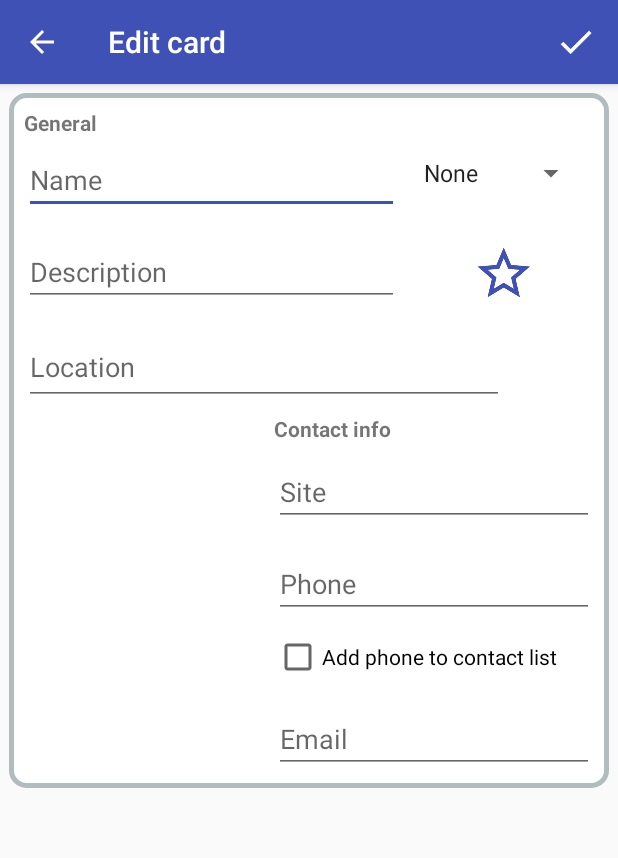
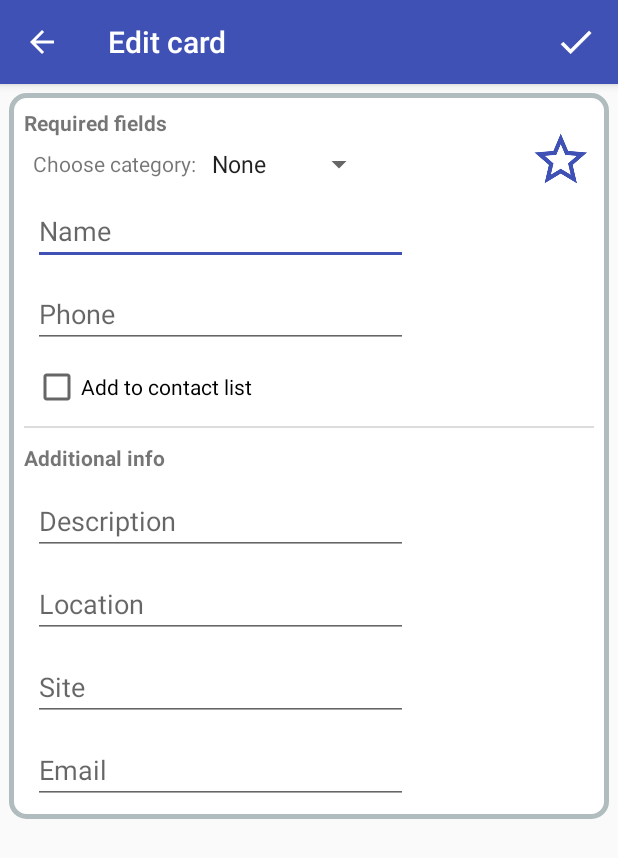
Before and after one commit to draxvel/CardHolderApp, an Android app: the EditCardActivity screen opened directly, with no data from a screen before it, on a phone screen of 412 x 824 dp. Shown: the top 858 px of the screen. Run offline under Robolectric (Android 15) with nearby library versions, the phone set to English and light mode, and no system bars.

Commit message:
Edit Activity design modified.

```diff
--- a/app/src/main/res/layout/activity_edit.xml
+++ b/app/src/main/res/layout/activity_edit.xml
@@ -1,7 +1,6 @@
 <?xml version="1.0" encoding="utf-8"?>
 <ScrollView xmlns:android="http://schemas.android.com/apk/res/android"
     xmlns:app="http://schemas.android.com/apk/res-auto"
-    xmlns:tools="http://schemas.android.com/tools"
     android:layout_width="match_parent"
     android:layout_height="match_parent">
 
@@ -27,71 +26,80 @@
                 android:layout_marginLeft="@dimen/spacing_medium"
                 android:layout_marginStart="@dimen/spacing_medium"
                 android:layout_marginTop="@dimen/spacing_medium"
-                android:text="@string/general"
+                android:text="@string/required_fields"
                 android:textStyle="bold"
                 app:layout_constraintStart_toStartOf="parent"
                 app:layout_constraintTop_toTopOf="parent" />
+
+            <TextView
+                android:id="@+id/textView3"
+                android:layout_width="wrap_content"
+                android:layout_height="wrap_content"
+                android:layout_marginLeft="@dimen/spacing_large"
+                android:layout_marginStart="@dimen/spacing_large"
+                android:layout_marginTop="8dp"
+                android:text="@string/choose_category"
+                app:layout_constraintStart_toStartOf="parent"
+                app:layout_constraintTop_toBottomOf="@+id/textView" />
 
             <EditText
                 android:id="@+id/et_name"
                 android:layout_width="250dp"
                 android:layout_height="wrap_content"
-                android:layout_marginLeft="@dimen/spacing_medium"
-                android:layout_marginStart="@dimen/spacing_medium"
-                android:layout_marginTop="@dimen/spacing_small"
+                android:layout_marginLeft="@dimen/spacing_large"
+                android:layout_marginStart="@dimen/spacing_large"
+                android:layout_marginTop="@dimen/spacing_medium"
                 android:ems="15"
                 android:hint="@string/name"
                 android:inputType="text"
                 android:maxLength="40"
                 app:layout_constraintStart_toStartOf="parent"
-                app:layout_constraintTop_toBottomOf="@+id/textView" />
+                app:layout_constraintTop_toBottomOf="@+id/sp_tag" />
+
 
             <Spinner
                 android:id="@+id/sp_tag"
                 android:layout_width="wrap_content"
                 android:layout_height="wrap_content"
-                android:layout_marginEnd="@dimen/spacing_small"
-                android:layout_marginRight="@dimen/spacing_small"
-                android:layout_marginTop="@dimen/spacing_small"
-                app:layout_constraintEnd_toEndOf="parent"
-                app:layout_constraintStart_toEndOf="@id/et_name"
-                app:layout_constraintTop_toTopOf="@id/et_name">
-            </Spinner>
+                android:layout_marginLeft="2dp"
+                android:layout_marginStart="2dp"
+                app:layout_constraintBottom_toBottomOf="@+id/textView3"
+                app:layout_constraintStart_toEndOf="@+id/textView3"
+                app:layout_constraintTop_toTopOf="@+id/textView3"></Spinner>
 
             <EditText
                 android:id="@+id/et_description"
                 android:layout_width="250dp"
                 android:layout_height="wrap_content"
-                android:layout_marginLeft="@dimen/spacing_medium"
-                android:layout_marginStart="@dimen/spacing_medium"
-                android:layout_marginTop="@dimen/spacing_large"
+                android:layout_marginLeft="@dimen/spacing_large"
+                android:layout_marginStart="@dimen/spacing_large"
+                android:layout_marginTop="@dimen/spacing_medium"
                 android:ems="15"
                 android:hint="@string/description"
                 android:inputType="text"
                 android:maxLength="40"
                 app:layout_constraintStart_toStartOf="parent"
-                app:layout_constraintTop_toBottomOf="@+id/et_name" />
+                app:layout_constraintTop_toBottomOf="@+id/textView2" />
 
             <ImageView
                 android:id="@+id/iv_favorite"
                 android:layout_width="wrap_content"
                 android:layout_height="wrap_content"
-                android:layout_marginEnd="@dimen/spacing_small"
-                android:layout_marginLeft="@dimen/spacing_small"
-                android:layout_marginRight="@dimen/spacing_small"
-                android:layout_marginStart="@dimen/spacing_small"
+                android:layout_marginEnd="8dp"
+                android:layout_marginRight="8dp"
+                android:contentDescription="@string/icon"
+                android:src="@mipmap/ic_star_blue"
+                app:layout_constraintBottom_toBottomOf="@+id/sp_tag"
                 app:layout_constraintEnd_toEndOf="parent"
-                app:layout_constraintStart_toEndOf="@+id/et_description"
-                app:layout_constraintTop_toTopOf="@+id/et_description"
-                android:contentDescription="@string/icon" />
+                app:layout_constraintTop_toBottomOf="@+id/textView" />
 
             <EditText
                 android:id="@+id/et_location"
-                android:layout_width="wrap_content"
-                android:layout_height="50dp"
-                android:layout_marginLeft="@dimen/spacing_medium"
-                android:layout_marginStart="@dimen/spacing_medium"
-                android:layout_marginTop="@dimen/spacing_large"
+                android:layout_width="250dp"
+                android:layout_height="wrap_content"
+                android:layout_marginLeft="@dimen/spacing_large"
+                android:layout_marginStart="@dimen/spacing_large"
+                android:layout_marginTop="@dimen/spacing_medium"
                 android:ems="15"
                 android:hint="@string/location"
                 android:inputType="text"
@@ -99,70 +107,81 @@
                 app:layout_constraintStart_toStartOf="parent"
                 app:layout_constraintTop_toBottomOf="@+id/et_description" />
 
+            <View
+                android:id="@+id/line1"
+                android:layout_width="match_parent"
+                android:layout_height="1dp"
+                android:layout_margin="@dimen/spacing_medium"
+                android:background="#DCDCDC"
+                app:layout_constraintStart_toStartOf="parent"
+                app:layout_constraintTop_toBottomOf="@+id/cb_phone" />
+
             <TextView
                 android:id="@+id/textView2"
                 android:layout_width="wrap_content"
                 android:layout_height="wrap_content"
-                android:layout_marginTop="@dimen/spacing_small"
-                android:text="@string/contact_info"
+                android:layout_marginLeft="@dimen/spacing_medium"
+                android:layout_marginStart="@dimen/spacing_medium"
+                android:layout_marginTop="@dimen/spacing_medium"
+                android:text="@string/additional_info"
                 android:textStyle="bold"
-                app:layout_constraintStart_toStartOf="@+id/et_site"
-                app:layout_constraintTop_toBottomOf="@+id/et_location" />
+                app:layout_constraintStart_toStartOf="parent"
+                app:layout_constraintTop_toBottomOf="@+id/line1" />
 
             <EditText
                 android:id="@+id/et_site"
-                android:layout_width="wrap_content"
+                android:layout_width="250dp"
                 android:layout_height="wrap_content"
-                android:layout_marginEnd="@dimen/spacing_medium"
-                android:layout_marginRight="@dimen/spacing_medium"
+                android:layout_marginLeft="@dimen/spacing_large"
+                android:layout_marginStart="@dimen/spacing_large"
                 android:layout_marginTop="@dimen/spacing_medium"
                 android:ems="10"
                 android:hint="@string/site"
                 android:inputType="text"
                 android:maxLength="20"
-                app:layout_constraintEnd_toEndOf="parent"
-                app:layout_constraintTop_toBottomOf="@+id/textView2" />
+                app:layout_constraintStart_toStartOf="parent"
+                app:layout_constraintTop_toBottomOf="@+id/et_location" />
 
             <EditText
                 android:id="@+id/et_phone"
-                android:layout_width="wrap_content"
+                android:layout_width="250dp"
                 android:layout_height="wrap_content"
-                android:layout_marginEnd="@dimen/spacing_medium"
-                android:layout_marginRight="@dimen/spacing_medium"
-                android:layout_marginTop="@dimen/spacing_large"
+                android:layout_marginLeft="@dimen/spacing_large"
+                android:layout_marginStart="@dimen/spacing_large"
+                android:layout_marginTop="@dimen/spacing_medium"
                 android:ems="10"
                 android:hint="@string/phone"
                 android:inputType="phone"
                 android:maxLength="20"
-                app:layout_constraintEnd_toEndOf="parent"
-                app:layout_constraintTop_toBottomOf="@+id/et_site" />
+                app:layout_constraintStart_toStartOf="parent"
+                app:layout_constraintTop_toBottomOf="@+id/et_name" />
 
             <EditText
                 android:id="@+id/et_email"
-                android:layout_width="wrap_content"
+                android:layout_width="250dp"
                 android:layout_height="wrap_content"
                 android:layout_marginBottom="@dimen/spacing_medium"
-                android:layout_marginEnd="@dimen/spacing_medium"
-                android:layout_marginRight="@dimen/spacing_medium"
-                android:layout_marginTop="@dimen/spacing_large"
+                android:layout_marginLeft="@dimen/spacing_large"
+                android:layout_marginStart="@dimen/spacing_large"
+                android:layout_marginTop="@dimen/spacing_medium"
                 android:ems="10"
                 android:hint="@string/email"
                 android:inputType="textEmailAddress"
                 android:maxLength="20"
                 app:layout_constraintBottom_toBottomOf="parent"
-                app:layout_constraintEnd_toEndOf="parent"
-                app:layout_constraintTop_toBottomOf="@+id/cb_phone" />
+                app:layout_constraintStart_toStartOf="parent"
+                app:layout_constraintTop_toBottomOf="@+id/et_site"
+                app:layout_constraintVertical_bias="1.0" />
 
             <CheckBox
                 android:id="@+id/cb_phone"
                 android:layout_width="0dp"
                 android:layout_height="wrap_content"
-                android:layout_marginEnd="@dimen/spacing_medium"
-                android:layout_marginRight="@dimen/spacing_medium"
+                android:layout_marginLeft="@dimen/spacing_large"
+                android:layout_marginStart="@dimen/spacing_large"
                 android:layout_marginTop="@dimen/spacing_medium"
                 android:text="@string/add_phone_to_contact_list"
-                app:layout_constraintEnd_toEndOf="parent"
-                app:layout_constraintStart_toStartOf="@+id/et_phone"
+                app:layout_constraintStart_toStartOf="parent"
                 app:layout_constraintTop_toBottomOf="@+id/et_phone" />
         </android.support.constraint.ConstraintLayout>
 
--- a/app/src/main/res/values/strings.xml
+++ b/app/src/main/res/values/strings.xml
@@ -21,16 +21,16 @@
     <string name="site">Site</string>
     <string name="phone">Phone</string>
     <string name="check">check</string>
-    <string name="add_phone_to_contact_list">Add phone to contact list</string>
+    <string name="add_phone_to_contact_list">Add to contact list</string>
     <string name="deleted">Deleted</string>
     <string name="undo">Undo</string>
     <string name="search">Search</string>
     <string name="edit_card">Edit card</string>
     <string name="category">Category</string>
-    <string name="choose_category">Choose category</string>
+    <string name="choose_category">Choose category:</string>
     <string name="filter">Filter</string>
-    <string name="general">General</string>
-    <string name="contact_info">Contact info</string>
+    <string name="required_fields">Required fields</string>
+    <string name="additional_info">Additional info</string>
     <string name="favorite">Favorite</string>
     <string name="Empty_list">Empty List</string>
 </resources>
```
